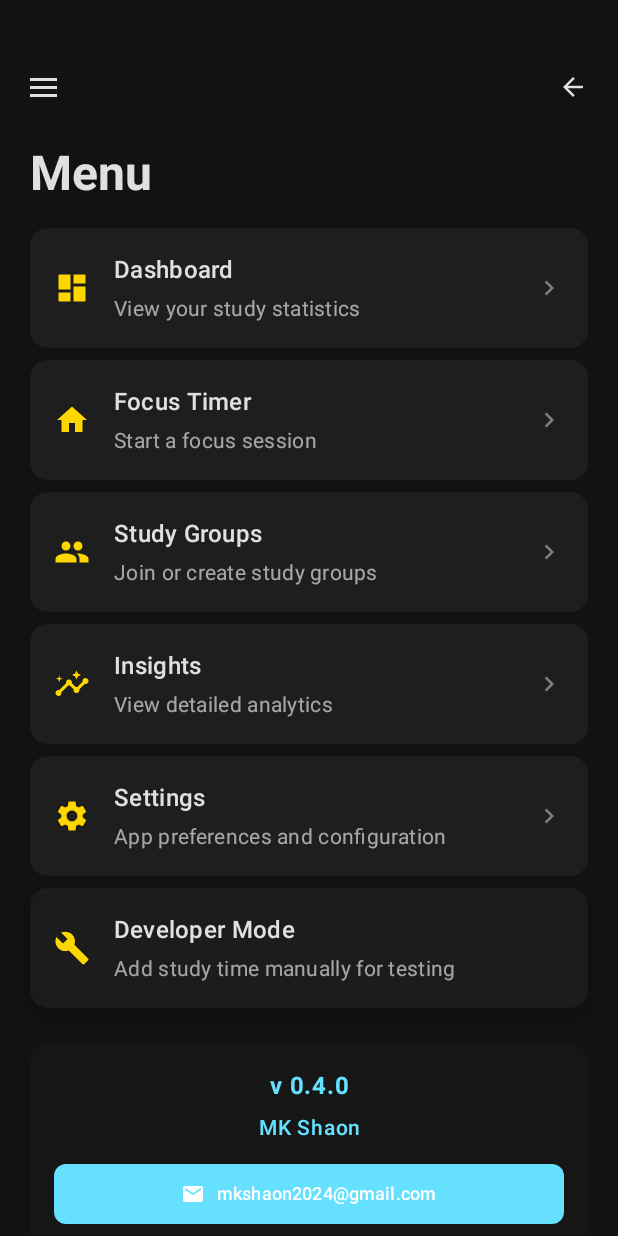
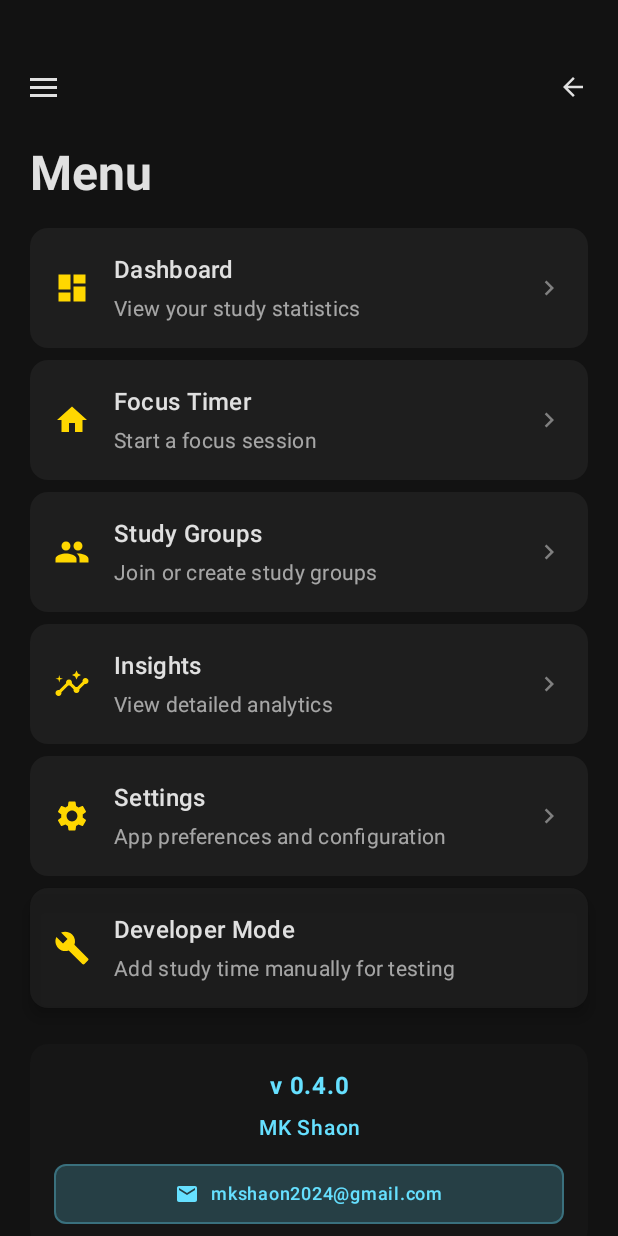
Before and after one commit to mkshaonexe/PVC-Perseverance, an Android app built with Jetpack Compose: the composable MenuScreen shown on its own in the app's theme, on a phone screen of 412 x 824 dp. Run offline under Robolectric (Android 15) with nearby library versions, the phone set to English and light mode, and no system bars; 2 statements that could not run were skipped.

Commit message:
improve he mail

```diff
--- a/app/src/main/java/com/perseverance/pvc/ui/screens/MenuScreen.kt
+++ b/app/src/main/java/com/perseverance/pvc/ui/screens/MenuScreen.kt
@@ -297,35 +297,52 @@ fun AppVersionInfo() {
 
             Spacer(modifier = Modifier.height(12.dp))
 
-            // Gmail button
-            Button(
-                onClick = {
+            // Gmail button with glassmorphism style
+            Card(
+                modifier = Modifier
+                    .fillMaxWidth()
+                    .height(40.dp)
+                    .clickable {
                         val intent = Intent(Intent.ACTION_SENDTO).apply {
                             data = Uri.parse("mailto:mkshaon2024@gmail.com")
                         }
                         context.startActivity(intent)
                     },
-                colors = ButtonDefaults.buttonColors(
-                    containerColor = versionColor,
-                    contentColor = Color.White
+                colors = CardDefaults.cardColors(
+                    containerColor = if (isLight)
+                        versionColor.copy(alpha = 0.1f)
+                    else
+                        versionColor.copy(alpha = 0.2f)
                 ),
                 shape = RoundedCornerShape(8.dp),
+                border = androidx.compose.foundation.BorderStroke(
+                    1.dp,
+                    versionColor.copy(alpha = 0.3f)
+                ),
+                elevation = CardDefaults.cardElevation(defaultElevation = 0.dp)
+            ) {
+                Row(
                     modifier = Modifier
-                    .fillMaxWidth()
-                    .height(40.dp)
+                        .fillMaxSize()
+                        .padding(horizontal = 12.dp),
+                    horizontalArrangement = Arrangement.Center,
+                    verticalAlignment = Alignment.CenterVertically
                 ) {
                     Icon(
                         imageVector = Icons.Filled.Email,
                         contentDescription = "Email",
+                        tint = versionColor,
                         modifier = Modifier.size(16.dp)
                     )
                     Spacer(modifier = Modifier.width(8.dp))
                     Text(
                         text = "mkshaon2024@gmail.com",
                         fontSize = 12.sp,
-                    fontWeight = FontWeight.Medium
+                        fontWeight = FontWeight.Medium,
+                        color = versionColor
                     )
                 }
             }
         }
     }
+}
```
Lines whose indentation alone changed are shown as unchanged.
